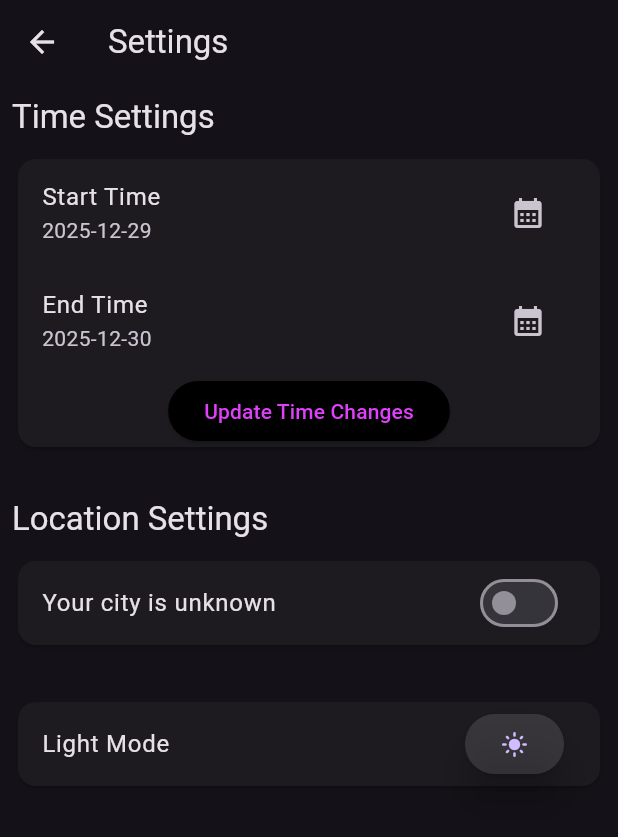
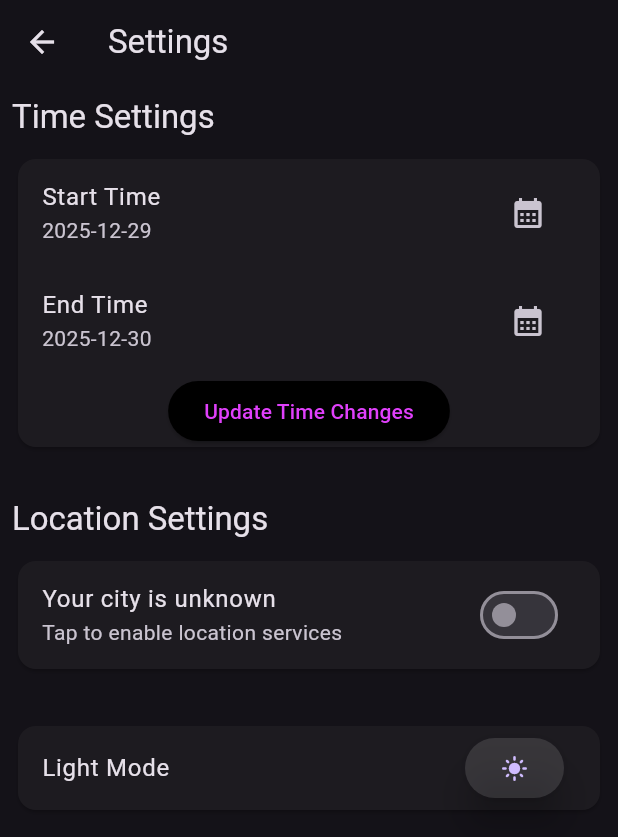
Before and after one commit to Fenirok/Earthquake_app, a Flutter app: the screen it shows after launch, after a tap on the "settings" icon, on a phone screen of 412 x 824 dp. Shown: the top 837 px of the screen. Run offline on Flutter 3.47's test engine with Material 3 defaults, Android fonts, the phone set to English and light mode, and no system bars; our stand-ins replace flutter_easyloading, flutter_map, gap, geocoding, geolocator, latlong2; missing offline and left inert: flutter_map_marker_cluster; network calls fail.

Commit message:
new update

```diff
--- a/lib/pages/home_page.dart
+++ b/lib/pages/home_page.dart
@@ -3,6 +3,7 @@ import 'dart:ui';
 import 'package:earthquake_app/pages/customPageRoute.dart';
 import 'package:earthquake_app/pages/settings_page.dart';
 import 'package:earthquake_app/pages/sortingDialog.dart';
+import 'package:earthquake_app/pages/map_page.dart';
 import 'package:earthquake_app/providers/app_data_provider.dart';
 import 'package:earthquake_app/utils/helper_functions.dart';
 import 'package:flutter/material.dart';
@@ -28,14 +29,54 @@ class _HomePageState extends State<HomePage> {
       appBar: AppBar(
         title: Text('EarthQuake App'),
         actions: [
+          // Location indicator
+          Consumer<AppDataProvider>(
+            builder: (context, provider, child) => provider.shouldUseLocation
+                ? Container(
+                    margin: EdgeInsets.only(right: 8),
+                    padding: EdgeInsets.symmetric(horizontal: 8, vertical: 4),
+                    decoration: BoxDecoration(
+                      color: Colors.green.withOpacity(0.2),
+                      borderRadius: BorderRadius.circular(12),
+                    ),
+                    child: Row(
+                      mainAxisSize: MainAxisSize.min,
+                      children: [
+                        Icon(Icons.location_on, size: 16, color: Colors.green),
+                        SizedBox(width: 4),
+                        Text(
+                          provider.currentCity ?? 'Near you',
+                          style: TextStyle(
+                            fontSize: 12,
+                            color: Colors.green,
+                            fontWeight: FontWeight.bold,
+                          ),
+                        ),
+                      ],
+                    ),
+                  )
+                : SizedBox.shrink(),
+          ),
           IconButton(
             onPressed: _showSortingDialog,
             icon: Icon(Icons.sort),
+            tooltip: 'Sort earthquakes',
+          ),
+          IconButton(
+            onPressed: () {
+              Navigator.push(
+                context,
+                MaterialPageRoute(builder: (context) => MapPage()),
+              );
+            },
+            icon: Icon(Icons.map),
+            tooltip: 'View on map',
           ),
           IconButton(
             onPressed: () =>
                 Navigator.push(context, CustomPageRoute(child: SettingsPage())),
             icon: Icon(Icons.settings),
+            tooltip: 'Settings',
           ),
         ],
       ),
@@ -81,7 +122,7 @@ class _HomePageState extends State<HomePage> {
           child: Stack(
             children: [
               BackdropFilter(
-                filter: ImageFilter.blur(sigmaX:4 , sigmaY: 4),
+                filter: ImageFilter.blur(sigmaX: 4, sigmaY: 4),
                 child: Container(
                   color: Colors.black.withOpacity(0.5),
                 ),
--- a/lib/pages/settings_page.dart
+++ b/lib/pages/settings_page.dart
@@ -1,6 +1,7 @@
 import 'package:earthquake_app/providers/ThemeProvider.dart';
 import 'package:earthquake_app/providers/app_data_provider.dart';
 import 'package:earthquake_app/utils/helper_functions.dart';
+import 'package:earthquake_app/pages/map_page.dart';
 import 'package:flutter/material.dart';
 import 'package:flutter_easyloading/flutter_easyloading.dart';
 import 'package:gap/gap.dart';
@@ -66,7 +67,7 @@ class _SettingsPageState extends State<SettingsPage> {
                     ),
                     onPressed: () {
                       provider.getEarthQuakeData();
-                      showMsg(context, 'Times are Updaeted');
+                      showMsg(context, 'Times are Updated');
                     },
                     child: Text(
                       'Update Time Changes',
@@ -84,18 +85,43 @@ class _SettingsPageState extends State<SettingsPage> {
             ),
             Gap(10),
             Card(
-              child: SwitchListTile(
+              child: Column(
+                children: [
+                  SwitchListTile(
                     title: Text(provider.currentCity ?? 'Your city is unknown'),
                     subtitle: provider.currentCity == null
-                    ? null
+                        ? Text('Tap to enable location services')
                         : Text(
                             'EarthQuake data will be shown within ${provider.maxRadiusikm} km radius from ${provider.currentCity}'),
                     value: provider.shouldUseLocation,
                     onChanged: (value) async {
-                  EasyLoading.show(status: 'Getting location');
-                  await provider.setLocation(value);
+                      if (value) {
+                        // When turning on location
+                        EasyLoading.show(status: 'Getting your location...');
+                        try {
+                          await provider.setLocation(true);
+                          // After getting location, fetch earthquake data for that area
+                          await provider.getEarthQuakeData();
                           EasyLoading.dismiss();
+                          showMsg(context,
+                              'Location updated! Showing earthquakes near you.');
+                        } catch (e) {
+                          EasyLoading.dismiss();
+                          showMsg(context,
+                              'Failed to get location. Please check permissions.');
+                        }
+                      } else {
+                        // When turning off location
+                        EasyLoading.show(status: 'Updating settings...');
+                        await provider.setLocation(false);
+                        await provider.getEarthQuakeData();
+                        EasyLoading.dismiss();
+                        showMsg(context,
+                            'Location disabled. Showing global earthquakes.');
+                      }
                     },
+                  ),
+                ],
               ),
             ),
             Gap(30),
@@ -120,7 +146,6 @@ class _SettingsPageState extends State<SettingsPage> {
                 ),
               ),
             ),
-
           ],
         ),
       ),
--- a/lib/pages/sortingDialog.dart
+++ b/lib/pages/sortingDialog.dart
@@ -1,6 +1,6 @@
 import 'package:earthquake_app/pages/RadioButtons.dart';
 import 'package:earthquake_app/providers/app_data_provider.dart';
-import 'package:flutter/material.dart';
+import 'package:flutter/material.dart' hide RadioGroup;
 import 'package:provider/provider.dart';
 
 
--- a/pubspec.yaml
+++ b/pubspec.yaml
@@ -42,6 +42,9 @@ dependencies:
   geocoding:
   flutter_easyloading:
   gap:
+  flutter_map: ^6.1.0
+  latlong2: ^0.9.1
+  flutter_map_marker_cluster: ^1.3.6
 dev_dependencies:
   flutter_test:
     sdk: flutter
@@ -52,6 +55,8 @@ dev_dependencies:
   # package. See that file for information about deactivating specific lint
   # rules and activating additional ones.
   flutter_lints: ^3.0.1
+  mockito: ^5.4.2
+  build_runner: ^2.4.6
 
 # For information on the generic Dart part of this file, see the
 # following page: https://dart.dev/tools/pub/pubspec
```
Also changed, not shown: lib/pages/map_page.dart (added, +281 -0 lines), pubspec.lock, 3 other files. Lines whose indentation alone changed are shown as unchanged.
